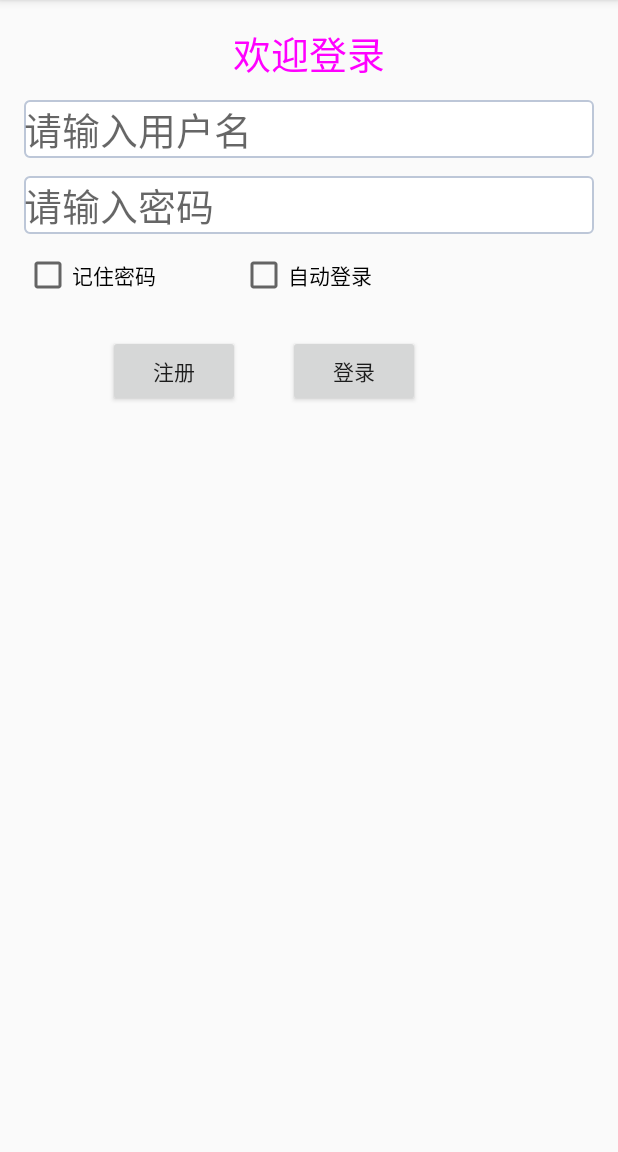
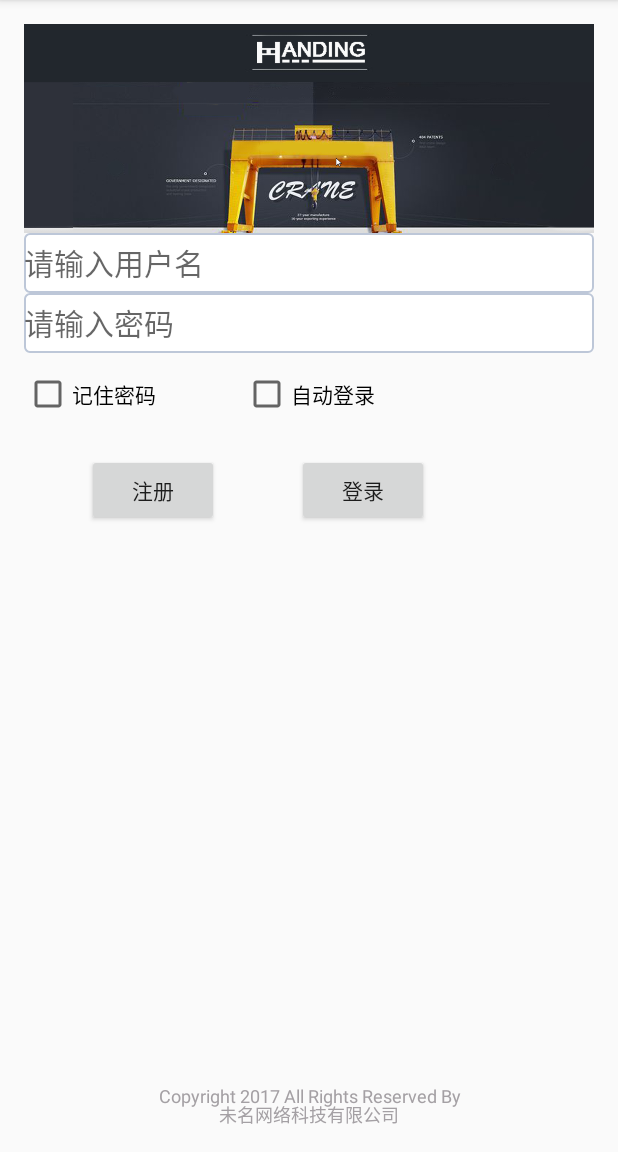
Before and after one commit to github001100/androidproj, an Android app: the screen it shows after launch (MainActivity), on a phone screen of 412 x 824 dp, the part 84-1236 px from its top. Run offline under Robolectric (Android 15) with nearby library versions, the light colour scheme and no system bars.

```diff
--- a/crane001/src/main/res/layout/activity_main.xml
+++ b/crane001/src/main/res/layout/activity_main.xml
@@ -1,7 +1,9 @@
 <?xml version="1.0" encoding="utf-8"?>
 <RelativeLayout xmlns:android="http://schemas.android.com/apk/res/android"
-    xmlns:tools="http://schemas.android.com/tools" android:id="@+id/activity_main"
-    android:layout_width="match_parent" android:layout_height="match_parent"
+    xmlns:tools="http://schemas.android.com/tools"
+    android:id="@+id/activity_main"
+    android:layout_width="match_parent"
+    android:layout_height="match_parent"
     android:paddingBottom="@dimen/activity_vertical_margin"
     android:paddingLeft="@dimen/activity_horizontal_margin"
     android:paddingRight="@dimen/activity_horizontal_margin"
@@ -9,83 +11,105 @@
     tools:context="com.hdmes.crane001.MainActivity">
 
     <CheckBox
-        android:text="@string/checkBox3"
+        android:id="@+id/checkBox3"
         android:layout_width="wrap_content"
         android:layout_height="wrap_content"
-        android:id="@+id/checkBox3"
+        android:layout_alignParentStart="true"
         android:layout_below="@+id/editText2_userpass"
-        android:layout_alignParentStart="true"
         android:layout_marginTop="11dp"
-        android:layout_alignEnd="@+id/button2_cancel" />
+        android:text="@string/checkBox3" />
+
+    <ImageView
+        android:id="@+id/imageview2"
+        android:layout_width="wrap_content"
+        android:layout_height="wrap_content"
+        android:layout_above="@+id/editText2_userpass"
+        android:layout_marginBottom="40dp"
+        android:layout_marginTop="0dp"
+        android:background="#FFF"
+        android:padding="0dp"
+        android:scaleType="fitXY"
+        android:src="@drawable/a20170916" />
+
+    <CheckBox
+        android:id="@+id/get_password"
+        android:layout_width="wrap_content"
+        android:layout_height="wrap_content"
+        android:layout_alignBaseline="@+id/checkBox3"
+        android:layout_alignBottom="@+id/checkBox3"
+        android:layout_centerHorizontal="true"
+        android:text="@string/get_password" />
 
     <EditText
+        android:id="@+id/editText_username"
         android:layout_width="wrap_content"
-        android:layout_height="wrap_content"
+        android:layout_height="40dp"
+        android:layout_alignParentStart="true"
+        android:layout_alignParentTop="true"
+        android:layout_marginTop="139dp"
+        android:background="@drawable/bg_edittext"
+        android:ems="10"
+        android:hint="请输入用户名"
         android:inputType="textPersonName"
+        android:text="@string/editText2_username"
+        android:textSize="20dp"
+        android:layout_alignParentEnd="true" />
+
+    <EditText
+        android:id="@+id/editText2_userpass"
+        android:layout_width="wrap_content"
+        android:layout_height="40dp"
         android:background="@drawable/bg_edittext"
-        android:text="@string/editText2_username"
-        android:textSize="25dp"
         android:ems="10"
-        android:id="@+id/editText_username"
-        android:hint="请输入用户名"
-        android:layout_marginTop="12dp"
-        android:layout_below="@+id/textView_welcome"
+        android:hint="请输入密码"
+        android:inputType="textPersonName|textPassword"
+        android:text="@string/editText2_userpass"
+        android:textSize="20dp"
+        android:layout_below="@+id/editText_username"
         android:layout_alignParentStart="true"
         android:layout_alignParentEnd="true" />
 
-    <CheckBox
-        android:text="@string/get_password"
+    <Button
+        android:id="@+id/button_login"
         android:layout_width="wrap_content"
         android:layout_height="wrap_content"
-        android:id="@+id/get_password"
-        android:layout_alignBottom="@+id/checkBox3"
-        android:layout_alignEnd="@+id/button_login"
-        android:layout_toEndOf="@+id/checkBox3"
-        android:layout_alignTop="@+id/checkBox3" />
-
-    <TextView
-        android:text="@string/textView_welcome"
-        android:layout_width="wrap_content"
-        android:layout_height="wrap_content"
-        android:textSize="25dp"
-        android:textColor="#ff00ff"
-        android:gravity="center_horizontal"
-        android:id="@+id/textView_welcome"
-        android:layout_alignParentTop="true"
-        android:layout_centerHorizontal="true" />
-
-    <EditText
-        android:layout_width="wrap_content"
-        android:layout_height="wrap_content"
-        android:inputType="textPersonName"
-        android:background="@drawable/bg_edittext"
-        android:text="@string/editText2_userpass"
-        android:textSize="25dp"
-        android:ems="10"
-        android:id="@+id/editText2_userpass"
-        android:hint="请输入密码"
-        android:layout_marginTop="12dp"
-        android:layout_below="@+id/editText_username"
-        android:layout_alignParentEnd="true"
-        android:layout_alignParentStart="true" />
-
-    <Button
-        android:text="@string/button2_cancel"
-        android:layout_width="wrap_content"
-        android:layout_height="wrap_content"
-        android:id="@+id/button2_cancel"
-        android:layout_marginStart="56dp"
-        android:layout_below="@+id/checkBox3"
-        android:layout_alignParentStart="true"
-        android:layout_marginTop="24dp" />
-
-    <Button
+        android:layout_marginStart="52dp"
         android:text="@string/button_login"
-        android:layout_width="wrap_content"
-        android:layout_height="wrap_content"
-        android:id="@+id/button_login"
-        android:layout_marginStart="32dp"
         android:layout_alignBaseline="@+id/button2_cancel"
         android:layout_alignBottom="@+id/button2_cancel"
         android:layout_toEndOf="@+id/button2_cancel" />
+
+    <Button
+        android:id="@+id/button2_cancel"
+        android:layout_width="wrap_content"
+        android:layout_height="wrap_content"
+        android:layout_marginTop="24dp"
+        android:text="@string/button2_cancel"
+        android:layout_marginStart="42dp"
+        android:layout_below="@+id/checkBox3"
+        android:layout_alignParentStart="true" />
+
+    <TextView
+        android:text="Copyright 2017 All Rights Reserved By"
+        android:layout_width="wrap_content"
+        android:layout_height="wrap_content"
+        android:gravity="center_horizontal"
+        android:id="@+id/textView3"
+        android:textSize="12dp"
+        android:textColor="#a4a0a4"
+        android:layout_alignParentBottom="true"
+        android:layout_alignParentStart="true"
+        android:layout_marginBottom="13dp"
+        android:layout_alignParentEnd="true" />
+
+    <TextView
+        android:text="未名网络科技有限公司"
+        android:layout_width="wrap_content"
+        android:layout_height="wrap_content"
+        android:gravity="center_horizontal"
+        android:textSize="12dp"
+        android:textColor="#a4a0a4"
+        android:id="@+id/textView4"
+        android:layout_alignParentBottom="true"
+        android:layout_centerHorizontal="true" />
 </RelativeLayout>
```
Also changed, not shown: crane001/src/main/res/drawable/a20170916.png (added).
